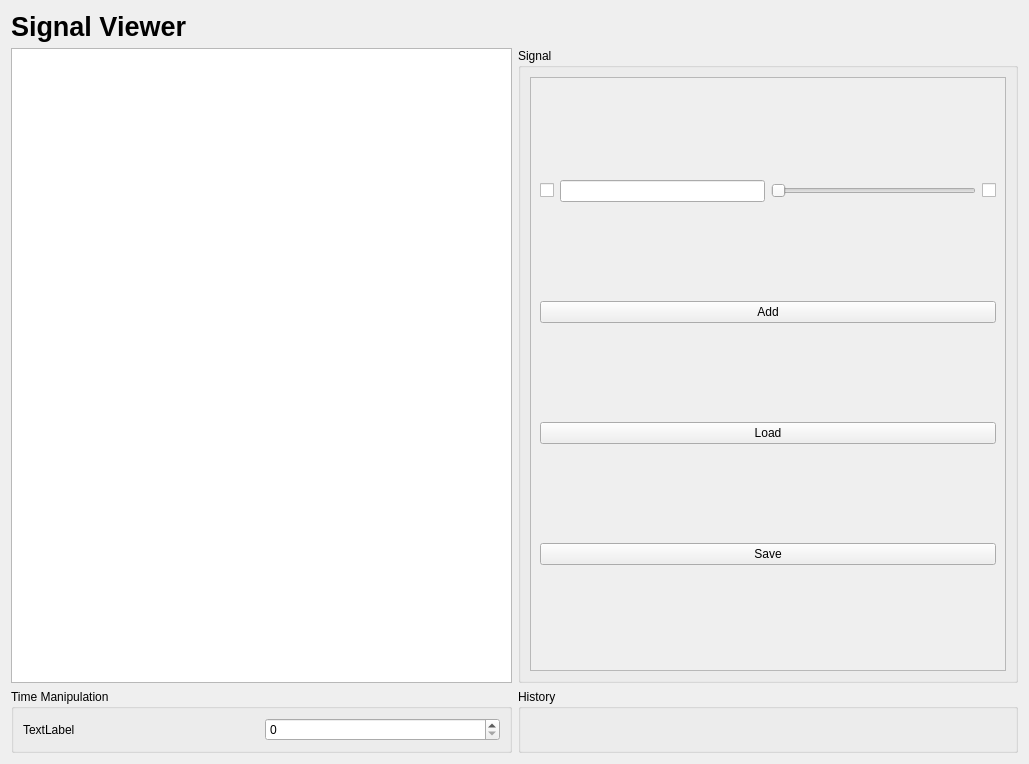
Old version of the form PyStripTool.ui in the repository lisazacarias/PyStripTool.
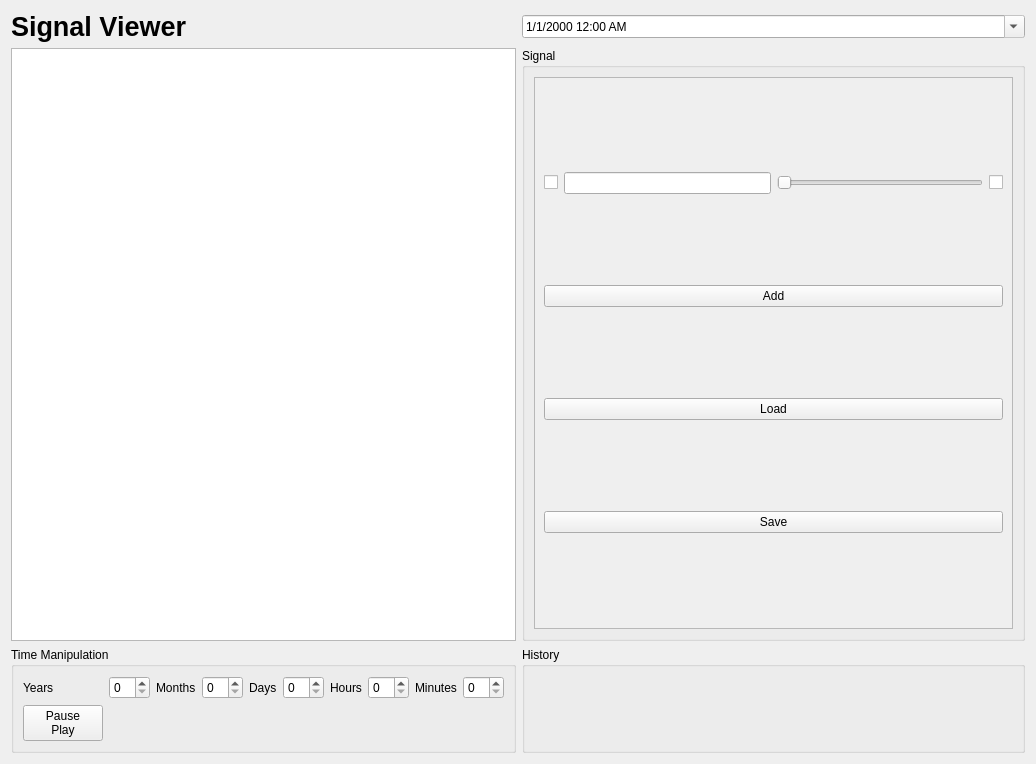
New version of the form. Custom widgets are drawn as their Qt base class.

Commit message: Changed object names, added tooltips, added time manipulation features.

Patch:
```diff
--- a/PyStripTool.ui
+++ b/PyStripTool.ui
@@ -6,7 +6,7 @@
    <rect>
     <x>0</x>
     <y>0</y>
-    <width>1029</width>
+    <width>1036</width>
     <height>764</height>
    </rect>
   </property>
@@ -25,60 +25,14 @@
         <property name="toolTip">
          <string/>
         </property>
-       </widget>
-      </item>
-     </layout>
-    </widget>
-   </item>
-   <item row="2" column="0">
-    <widget class="QGroupBox" name="groupBox_2">
-     <property name="title">
-      <string>Time Manipulation</string>
-     </property>
-     <layout class="QHBoxLayout" name="horizontalLayout_2">
-      <item>
-       <widget class="QLabel" name="label">
-        <property name="text">
-         <string>TextLabel</string>
+        <property name="logLevel" stdset="0">
+         <enum>PyDMLogDisplay::INFO</enum>
         </property>
        </widget>
       </item>
-      <item>
-       <widget class="QSpinBox" name="spinBox"/>
-      </item>
      </layout>
     </widget>
    </item>
-   <item row="0" column="0">
-    <widget class="PyDMLabel" name="PyDMLabel">
-     <property name="sizePolicy">
-      <sizepolicy hsizetype="Preferred" vsizetype="Maximum">
-       <horstretch>0</horstretch>
-       <verstretch>0</verstretch>
-      </sizepolicy>
-     </property>
-     <property name="font">
-      <font>
-       <pointsize>20</pointsize>
-       <weight>75</weight>
-       <bold>true</bold>
-      </font>
-     </property>
-     <property name="toolTip">
-      <string/>
-     </property>
-     <property name="text">
-      <string>Signal Viewer</string>
-     </property>
-    </widget>
-   </item>
-   <item row="1" column="0">
-    <widget class="PyDMTimePlot" name="PyDMTimePlot">
-     <property name="toolTip">
-      <string/>
-     </property>
-    </widget>
-   </item>
    <item row="1" column="1">
     <widget class="QGroupBox" name="groupBox">
      <property name="title">
@@ -95,7 +49,7 @@
           <rect>
            <x>0</x>
            <y>0</y>
-           <width>467</width>
+           <width>354</width>
            <height>272</height>
           </rect>
          </property>
@@ -163,6 +117,158 @@
      </layout>
     </widget>
    </item>
+   <item row="0" column="0">
+    <widget class="PyDMLabel" name="SignalViewerTitle">
+     <property name="sizePolicy">
+      <sizepolicy hsizetype="Preferred" vsizetype="Maximum">
+       <horstretch>0</horstretch>
+       <verstretch>0</verstretch>
+      </sizepolicy>
+     </property>
+     <property name="font">
+      <font>
+       <pointsize>20</pointsize>
+       <weight>75</weight>
+       <bold>true</bold>
+      </font>
+     </property>
+     <property name="toolTip">
+      <string/>
+     </property>
+     <property name="text">
+      <string>Signal Viewer</string>
+     </property>
+    </widget>
+   </item>
+   <item row="1" column="0">
+    <widget class="PyDMTimePlot" name="SignalTimePlot">
+     <property name="toolTip">
+      <string/>
+     </property>
+    </widget>
+   </item>
+   <item row="2" column="0">
+    <widget class="QGroupBox" name="TimeManipulationBox">
+     <property name="title">
+      <string>Time Manipulation</string>
+     </property>
+     <layout class="QGridLayout" name="gridLayout_3">
+      <item row="0" column="4">
+       <widget class="QLabel" name="DaysLabel">
+        <property name="text">
+         <string>Days</string>
+        </property>
+       </widget>
+      </item>
+      <item row="0" column="2">
+       <widget class="QLabel" name="MonthsLabel">
+        <property name="text">
+         <string>Months</string>
+        </property>
+       </widget>
+      </item>
+      <item row="0" column="9">
+       <widget class="QLabel" name="MinutesLabel">
+        <property name="text">
+         <string>Minutes</string>
+        </property>
+       </widget>
+      </item>
+      <item row="0" column="3">
+       <widget class="QSpinBox" name="MonthsSelector">
+        <property name="toolTip">
+         <string>Months</string>
+        </property>
+       </widget>
+      </item>
+      <item row="0" column="1">
+       <widget class="QSpinBox" name="YearsSelector">
+        <property name="toolTip">
+         <string>Years</string>
+        </property>
+       </widget>
+      </item>
+      <item row="0" column="7">
+       <widget class="QLabel" name="HoursLabel">
+        <property name="text">
+         <string>Hours</string>
+        </property>
+       </widget>
+      </item>
+      <item row="0" column="10">
+       <widget class="QSpinBox" name="MinutesSelector">
+        <property name="toolTip">
+         <string>Minutes</string>
+        </property>
+       </widget>
+      </item>
+      <item row="0" column="5">
+       <widget class="QSpinBox" name="DaysSelector">
+        <property name="toolTip">
+         <string>Days</string>
+        </property>
+       </widget>
+      </item>
+      <item row="0" column="0">
+       <widget class="QLabel" name="YearsLabel">
+        <property name="text">
+         <string>Years</string>
+        </property>
+       </widget>
+      </item>
+      <item row="0" column="8">
+       <widget class="QSpinBox" name="HoursSelector">
+        <property name="toolTip">
+         <string>Hours</string>
+        </property>
+       </widget>
+      </item>
+      <item row="1" column="0">
+       <widget class="QPushButton" name="PausePlayButton">
+        <property name="toolTip">
+         <string>Pause/Play Live View</string>
+        </property>
+        <property name="text">
+         <string>Pause
+Play</string>
+        </property>
+        <property name="checkable">
+         <bool>true</bool>
+        </property>
+       </widget>
+      </item>
+      <item row="1" column="1">
+       <widget class="PyDMByteIndicator" name="PausePlayIndicator">
+        <property name="toolTip">
+         <string>Green is for Live View; gray is for static.</string>
+        </property>
+        <property name="showLabels" stdset="0">
+         <bool>false</bool>
+        </property>
+       </widget>
+      </item>
+     </layout>
+    </widget>
+   </item>
+   <item row="0" column="1">
+    <widget class="QDateTimeEdit" name="dateTimeEdit">
+     <property name="toolTip">
+      <string>Current time</string>
+     </property>
+     <property name="readOnly">
+      <bool>true</bool>
+     </property>
+     <property name="currentSection">
+      <enum>QDateTimeEdit::MonthSection</enum>
+     </property>
+     <property name="displayFormat">
+      <string>M/d/yyyy h:mm AP</string>
+     </property>
+     <property name="calendarPopup">
+      <bool>true</bool>
+     </property>
+    </widget>
+   </item>
   </layout>
  </widget>
  <customwidgets>
@@ -176,6 +282,11 @@
    <extends>QGraphicsView</extends>
    <header>pydm.widgets.timeplot</header>
   </customwidget>
+  <customwidget>
+   <class>PyDMByteIndicator</class>
+   <extends>QWidget</extends>
+   <header>pydm.widgets.byte</header>
+  </customwidget>
   <customwidget>
    <class>PyDMLogDisplay</class>
    <extends>QWidget</extends>
```
Left out of the diff: 32 changed lines with no effect on the pictures.
